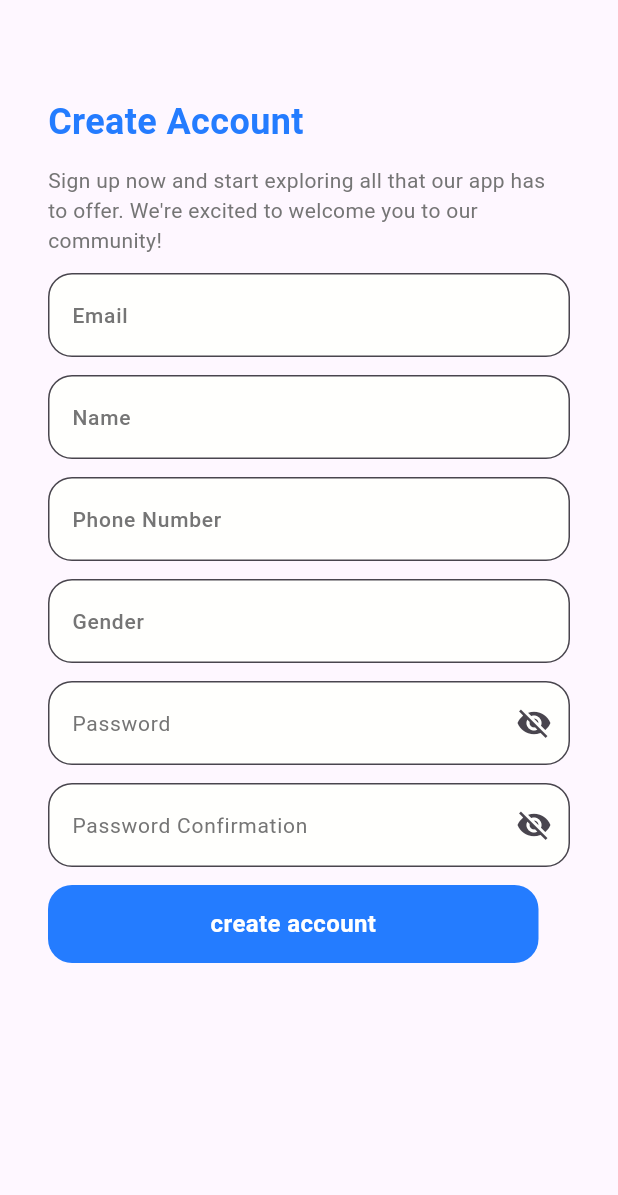
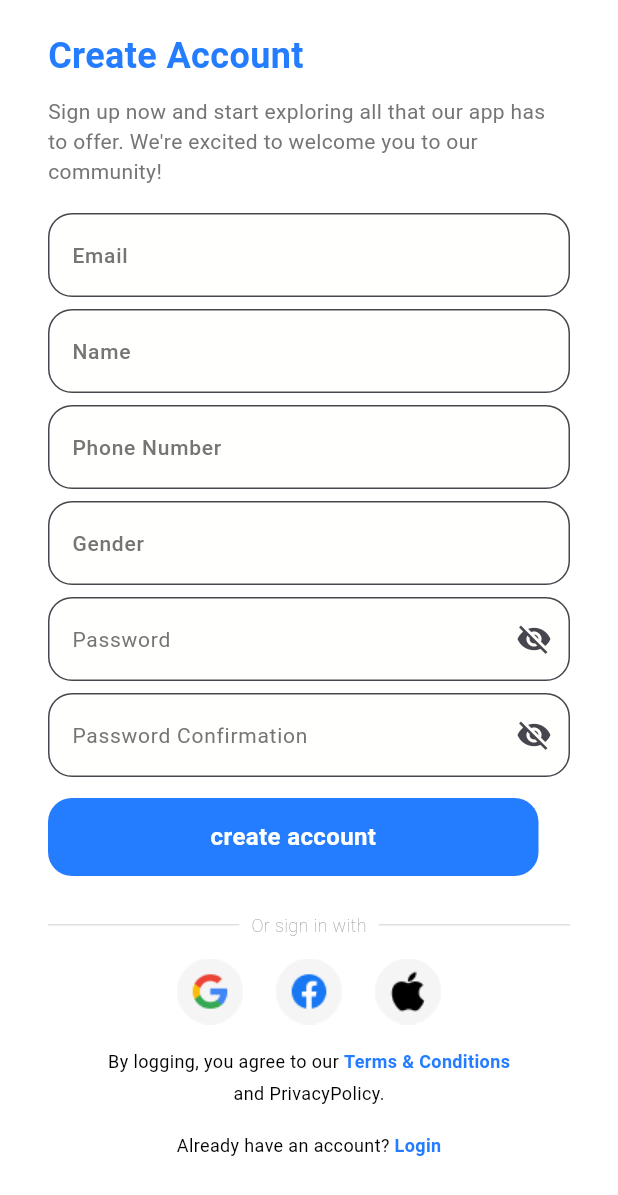
Before and after one commit to janaa7/Doctot_App, a Flutter app: the RegisterScreen screen opened directly, on a phone screen of 412 x 824 dp. Shown: the top 1195 px of the screen. Run offline on Flutter 3.47's test engine with Material 3 defaults, Android fonts, the phone set to English and light mode, and no system bars; our stand-ins replace dio, flutter_bloc, shared_preferences; accounts and stored records are empty; network calls fail.

Commit message:
Improve login and register UI

```diff
--- a/lib/core/utils/txt_style.dart
+++ b/lib/core/utils/txt_style.dart
@@ -16,6 +16,12 @@ class TxtStyle{
       color: ColorManager.blue
 
   );
+  static final TextStyle font12weight400black = TextStyle(
+      fontWeight: FontWeight.w400,
+      fontSize: 12,
+      color: Colors.black
+
+  );
   static final TextStyle font24weight700 = TextStyle(
       fontWeight: FontWeight.w700,
       fontSize: 24,
@@ -32,6 +38,12 @@ class TxtStyle{
       fontWeight: FontWeight.w400,
       fontSize: 14,
       color: Color.fromRGBO(117, 117, 117, 1)
+
+  );
+  static final TextStyle font12weight400grey = TextStyle(
+      fontWeight: FontWeight.w200,
+      fontSize: 12,
+      color: Color.fromRGBO(158, 158, 158, 1)
 
   );
   static final TextStyle font18weigh700 = TextStyle(
--- a/lib/features/presentation/screens/register_screen.dart
+++ b/lib/features/presentation/screens/register_screen.dart
@@ -6,23 +6,20 @@ import 'package:doctor/core/widgets/pass_txt_feild.dart';
 import 'package:doctor/features/auth/register/data/user_model.dart';
 import 'package:doctor/features/auth/register/logic/register_cubit.dart';
 import 'package:doctor/features/auth/register/logic/register_state.dart';
-import 'package:doctor/features/home/presentation/screens/home_screen.dart' show HomeScreen;
-import 'package:flutter/cupertino.dart';
+import 'package:doctor/features/home/presentation/screens/home_screen.dart';
 import 'package:flutter/material.dart';
 import 'package:flutter_bloc/flutter_bloc.dart';
 
 class RegisterScreen extends StatelessWidget {
   RegisterScreen({super.key});
-  TextEditingController emailController =  TextEditingController();
-  TextEditingController nameController =  TextEditingController();
 
-  TextEditingController phoneNumberController =  TextEditingController();
-  TextEditingController genderController =  TextEditingController();
-
-  TextEditingController passwordController =  TextEditingController();
-
-  TextEditingController passwordConfirmationController =  TextEditingController();
-
+  final TextEditingController emailController = TextEditingController();
+  final TextEditingController nameController = TextEditingController();
+  final TextEditingController phoneNumberController = TextEditingController();
+  final TextEditingController genderController = TextEditingController();
+  final TextEditingController passwordController = TextEditingController();
+  final TextEditingController passwordConfirmationController =
+  TextEditingController();
 
   @override
   Widget build(BuildContext context) {
@@ -30,71 +27,196 @@ class RegisterScreen extends StatelessWidget {
       create: (context) => RegisterCubit(),
       child: BlocConsumer<RegisterCubit, RegisterState>(
         listener: (context, state) {
-    if(state is RegisterSuccessState){
-      Navigator.push(context,MaterialPageRoute(builder: (context)=>HomeScreen(userName: state.userName)));
+          if (state is RegisterSuccessState) {
+            Navigator.pushReplacement(
+              context,
+              MaterialPageRoute(
+                builder: (context) => HomeScreen(userName: state.userName),
+              ),
+            );
+          } else if (state is RegisterErrorState) {
             ScaffoldMessenger.of(context).showSnackBar(
               SnackBar(
-          content: Text(
-            "Account created successfully",
-            style: TextStyle(color: Colors.white),
-          ),
+                content: Text(state.errorMessage),
                 backgroundColor: ColorManager.blue,
-          duration: Duration(seconds: 3),
-          behavior: SnackBarBehavior.floating,
-          shape: RoundedRectangleBorder(
-            borderRadius: BorderRadius.circular(12),
-          ),
               ),
             );
           }
-    else if(state is RegisterErrorState){
-      ScaffoldMessenger.of(context).showSnackBar(
-        SnackBar(
-          content: Text(
-            state.errorMessage,
-            style: TextStyle(color: Colors.white),
-          ),
-          backgroundColor: ColorManager.blue,
-          duration: Duration(seconds: 3),
-          behavior: SnackBarBehavior.floating,
-          shape: RoundedRectangleBorder(
-            borderRadius: BorderRadius.circular(12),
-          ),
-        ),
-      );
-    }
-    // TODO: implement listener
         },
         builder: (context, state) {
           return Scaffold(
-      body:
-      Padding(
-        padding: const EdgeInsets.symmetric(horizontal:32,vertical: 64 ),
-        child: SingleChildScrollView(
+            backgroundColor: Colors.white,
+            body: SafeArea(
+              child: Padding(
+                padding: const EdgeInsets.symmetric(horizontal: 32),
                 child: Column(
-            spacing: 12,
                   crossAxisAlignment: CrossAxisAlignment.start,
                   children: [
-              Text("Create Account",style: TxtStyle.font24weight700,),
-              Text("Sign up now and start exploring all that our app has to offer. We're excited to welcome you to our community!",style: TxtStyle.font14weight400,),
+                    const SizedBox(height: 20),
+
+                    Text("Create Account", style: TxtStyle.font24weight700),
+
+                    const SizedBox(height: 10),
+
+                    Text(
+                      "Sign up now and start exploring all that our app has to offer. We're excited to welcome you to our community!",
+                      style: TxtStyle.font14weight400,
+                    ),
+
+                    const SizedBox(height: 18),
+
                     AppTextFeild(
+                      hintText: "Email",
+                      textEditingController: emailController,
+                    ),
 
+                    const SizedBox(height: 8),
 
-                hintText:"Email" , textEditingController: emailController, ),
-              AppTextFeild(hintText:"Name" , textEditingController: nameController),
-              AppTextFeild(hintText:"Phone Number" , textEditingController: phoneNumberController),
-              AppTextFeild(hintText:"Gender" , textEditingController: genderController),
-              PassTxtFeild(textEditingController: passwordController, hintTxt: "Password"),
-              PassTxtFeild(textEditingController: passwordConfirmationController, hintTxt: "Password Confirmation"),
+                    AppTextFeild(
+                      hintText: "Name",
+                      textEditingController: nameController,
+                    ),
+                    const SizedBox(height: 8),
 
+                    AppTextFeild(
+                      hintText: "Phone Number",
+                      textEditingController: phoneNumberController,
+                    ),
 
-              (state is RegisterLoadingState)?Center(child:CircularProgressIndicator()):AppButton(buttonTxt:"create account",function:(){
+                    const SizedBox(height: 8),
 
+                    AppTextFeild(
+                      hintText: "Gender",
+                      textEditingController: genderController,
+                    ),
 
-                context.read<RegisterCubit>().register(UserModel(email: emailController.text, name:nameController.text, gender: genderController.text, phone: phoneNumberController.text, password: passwordController.text, passwordConfirmation: passwordConfirmationController.text),);
-              })
+                    const SizedBox(height: 8),
 
+                    PassTxtFeild(
+                      textEditingController: passwordController,
+                      hintTxt: "Password",
+                    ),
 
+                    const SizedBox(height: 8),
+
+                    PassTxtFeild(
+                      textEditingController: passwordConfirmationController,
+                      hintTxt: "Password Confirmation",
+                    ),
+
+                    const SizedBox(height: 14),
+
+                    state is RegisterLoadingState
+                        ? const Center(child: CircularProgressIndicator())
+                        : AppButton(
+                      buttonTxt: "create account",
+                      function: () {
+                        context.read<RegisterCubit>().register(
+                          UserModel(
+                            email: emailController.text.trim(),
+                            name: nameController.text.trim(),
+                            gender: genderController.text.trim(),
+                            phone: phoneNumberController.text.trim(),
+                            password: passwordController.text,
+                            passwordConfirmation:
+                            passwordConfirmationController.text,
+                          ),
+                        );
+                      },
+                    ),
+
+                    const SizedBox(height: 24),
+
+                    Row(
+                      children: [
+                        Expanded(child: Divider(color: Colors.grey.shade300)),
+                        Padding(
+                          padding: const EdgeInsets.symmetric(horizontal: 8),
+                          child: Text(
+                            "Or sign in with",
+                            style: TxtStyle.font12weight400grey,
+                          ),
+                        ),
+                        Expanded(child: Divider(color: Colors.grey.shade300)),
+                      ],
+                    ),
+
+                    const SizedBox(height: 14),
+
+                    Row(
+                      mainAxisAlignment: MainAxisAlignment.center,
+                      children: [
+                        Image.asset(
+                          "assets/images/google.png",
+                          width: 44,
+                          height: 44,
+                        ),
+                        const SizedBox(width: 22),
+                        Image.asset(
+                          "assets/images/facebook.png",
+                          width: 44,
+                          height: 44,
+                        ),
+                        const SizedBox(width: 22),
+                        Image.asset(
+                          "assets/images/apple.png",
+                          width: 44,
+                          height: 44,
+                        ),
+                      ],
+                    ),
+
+                    const SizedBox(height: 16),
+
+                    Row(
+                      mainAxisAlignment: MainAxisAlignment.center,
+                      children: [
+                        Text(
+                          "By logging, you agree to our ",
+                          style: TxtStyle.font12weight400black,
+                        ),
+                        Text(
+                          "Terms & Conditions",
+                          style: TxtStyle.font12weight400.copyWith(
+                            color: ColorManager.blue,
+                            fontWeight: FontWeight.bold,
+                          ),
+                        ),
+                      ],
+                    ),
+
+                    const SizedBox(height: 4),
+
+                    Center(
+                      child: Text(
+                        "and PrivacyPolicy.",
+                        style: TxtStyle.font12weight400black,
+                      ),
+                    ),
+
+                    const SizedBox(height: 18),
+
+                    Row(
+                      mainAxisAlignment: MainAxisAlignment.center,
+                      children: [
+                        Text(
+                          "Already have an account? ",
+                          style: TxtStyle.font12weight400black,
+                        ),
+                        GestureDetector(
+                          onTap: () {
+                            Navigator.pop(context);
+                          },
+                          child: Text(
+                            "Login",
+                            style: TxtStyle.font12weight400.copyWith(
+                              color: ColorManager.blue,
+                              fontWeight: FontWeight.bold,
+                            ),
+                          ),
+                        ),
+                      ],
+                    ),
                   ],
                 ),
               ),
```
Also changed, not shown: lib/features/auth/login/presentation/login_screen.dart (+102 -49 lines), assets/images/apple.png (added), assets/images/facebook.png (added), assets/images/google.png (added). Lines whose indentation alone changed are shown as unchanged.
